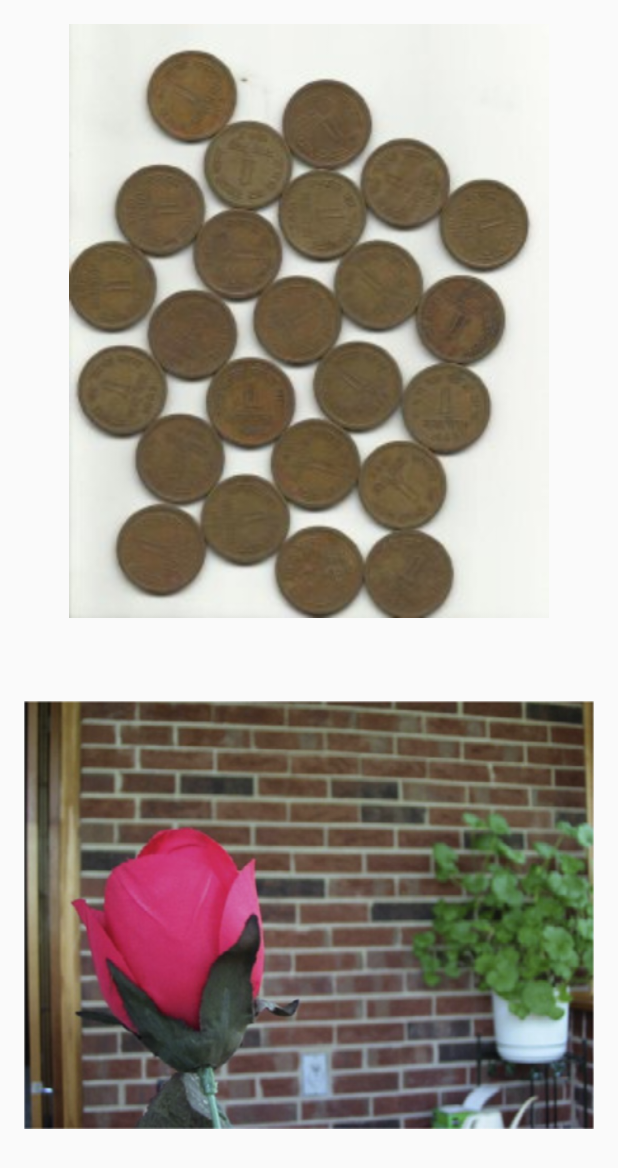
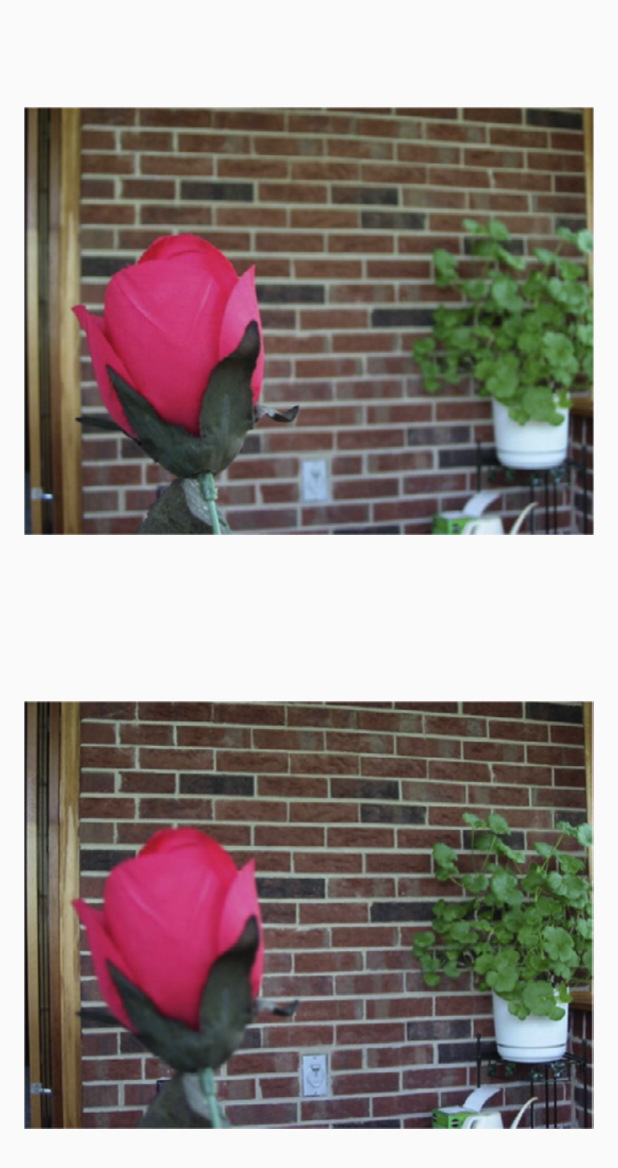
Before and after one commit to trongan93/viplab-mip-multifocus, an Android app: the layout activity_main.xml on its own in the app's theme, with its tools: preview values and no code run, on a phone screen of 412 x 824 dp. Shown: the top 1168 px of the screen. Run offline under Robolectric (Android 15) with nearby library versions, the phone set to English and light mode, and no system bars.

Commit message:
update progress

```diff
--- a/MultiFocusImage/app/src/main/java/tw/ncnu/viplab/multifocusimage/MainActivity.java
+++ b/MultiFocusImage/app/src/main/java/tw/ncnu/viplab/multifocusimage/MainActivity.java
@@ -13,6 +13,7 @@ public class MainActivity extends AppCompatActivity {
         if(!OpenCVLoader.initDebug()){
             Log.d(TAG,"OpenCV not loaded");
         }
+//        System.loadLibrary("opencvNative");
     }
     ImageView processedImage1, processedImage2;
     PresenterMainActivity presenterMainActivity;
--- a/MultiFocusImage/app/src/main/res/layout/activity_main.xml
+++ b/MultiFocusImage/app/src/main/res/layout/activity_main.xml
@@ -27,7 +27,7 @@
                 android:layout_width="match_parent"
                 android:layout_height="match_parent"
                 android:id="@+id/imvOriginal1"
-                app:srcCompat="@drawable/water_coins" />
+                app:srcCompat="@drawable/source_image1" />
         </LinearLayout>
         <LinearLayout
             android:orientation="vertical"
@@ -38,7 +38,7 @@
                 android:layout_width="match_parent"
                 android:layout_height="match_parent"
                 android:id="@+id/imvOriginal2"
-                app:srcCompat="@drawable/source_image1" />
+                app:srcCompat="@drawable/source_image2" />
         </LinearLayout>
     </LinearLayout>
 </RelativeLayout>
```
Also changed, not shown: MultiFocusImage/app/src/main/java/tw/ncnu/viplab/multifocusimage/PresenterMainActivity.java (+19 -24 lines), 5 other files.
